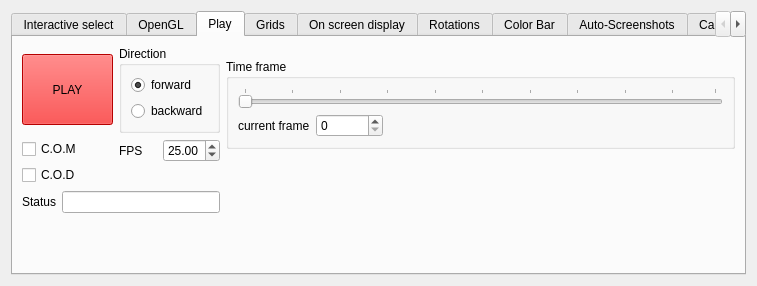
This is src/formoptions.ui in jcldc/glnemo2 as Qt 5 draws it before an edit. The edited form follows.
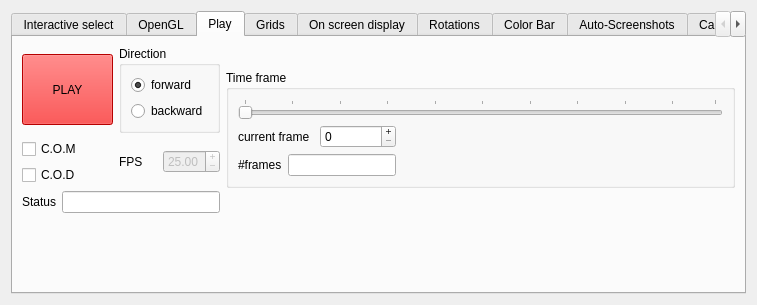
This is the edited form. Icons and pictures are not drawn.

```diff
--- a/src/formoptions.ui
+++ b/src/formoptions.ui
@@ -2123,7 +2123,7 @@
          </layout>
         </widget>
        </item>
-       <item row="0" column="2" rowspan="2">
+       <item row="0" column="2" rowspan="3">
         <widget class="QGroupBox" name="frame_box">
          <property name="sizePolicy">
           <sizepolicy hsizetype="Expanding" vsizetype="Maximum">
@@ -2186,6 +2186,9 @@
                 <height>19</height>
                </size>
               </property>
+              <property name="buttonSymbols">
+               <enum>QAbstractSpinBox::PlusMinus</enum>
+              </property>
               <property name="maximum">
                <number>999999</number>
               </property>
@@ -2206,10 +2209,76 @@
             </property>
            </spacer>
           </item>
+          <item row="2" column="0">
+           <layout class="QHBoxLayout" name="horizontalLayout_18">
+            <item>
+             <widget class="QLabel" name="label_27">
+              <property name="sizePolicy">
+               <sizepolicy hsizetype="Minimum" vsizetype="Preferred">
+                <horstretch>0</horstretch>
+                <verstretch>0</verstretch>
+               </sizepolicy>
+              </property>
+              <property name="text">
+               <string>#frames</string>
+              </property>
+             </widget>
+            </item>
+            <item>
+             <widget class="QLineEdit" name="frame_max">
+              <property name="sizePolicy">
+               <sizepolicy hsizetype="Minimum" vsizetype="Preferred">
+                <horstretch>0</horstretch>
+                <verstretch>0</verstretch>
+               </sizepolicy>
+              </property>
+              <property name="minimumSize">
+               <size>
+                <width>0</width>
+                <height>19</height>
+               </size>
+              </property>
+              <property name="readOnly">
+               <bool>true</bool>
+              </property>
+             </widget>
+            </item>
+           </layout>
+          </item>
          </layout>
         </widget>
        </item>
-       <item row="1" column="0" rowspan="2">
+       <item row="1" column="1">
+        <layout class="QHBoxLayout" name="horizontalLayout_5">
+         <item>
+          <widget class="QLabel" name="label_10">
+           <property name="toolTip">
+            <string>Frame per second</string>
+           </property>
+           <property name="text">
+            <string>FPS</string>
+           </property>
+          </widget>
+         </item>
+         <item>
+          <widget class="QDoubleSpinBox" name="fps">
+           <property name="enabled">
+            <bool>false</bool>
+           </property>
+           <property name="toolTip">
+            <string>Frame per second</string>
+           </property>
+           <property name="buttonSymbols">
+            <enum>QAbstractSpinBox::PlusMinus</enum>
+           </property>
+           <property name="value">
+            <double>25.000000000000000</double>
+           </property>
+          </widget>
+         </item>
+        </layout>
+       </item>
+       <item row="1" column="0">
         <layout class="QGridLayout" name="gridLayout_39">
          <item row="0" column="0">
           <widget class="QCheckBox" name="com">
@@ -2234,47 +2303,7 @@
          </item>
         </layout>
        </item>
-       <item row="1" column="1">
-        <layout class="QHBoxLayout" name="horizontalLayout_5">
-         <item>
-          <widget class="QLabel" name="label_10">
-           <property name="toolTip">
-            <string>Frame per second</string>
-           </property>
-           <property name="text">
-            <string>FPS</string>
-           </property>
-          </widget>
-         </item>
-         <item>
-          <widget class="QDoubleSpinBox" name="fps">
-           <property name="toolTip">
-            <string>Frame per second</string>
-           </property>
-           <property name="value">
-            <double>25.000000000000000</double>
-           </property>
-          </widget>
-         </item>
-        </layout>
-       </item>
-       <item row="2" column="2" rowspan="3">
-        <spacer name="verticalSpacer_27">
-         <property name="orientation">
-          <enum>Qt::Vertical</enum>
-         </property>
-         <property name="sizeType">
-          <enum>QSizePolicy::MinimumExpanding</enum>
-         </property>
-         <property name="sizeHint" stdset="0">
-          <size>
-           <width>18</width>
-           <height>68</height>
-          </size>
-         </property>
-        </spacer>
-       </item>
-       <item row="3" column="0" colspan="2">
+       <item row="2" column="0" colspan="2">
         <layout class="QHBoxLayout" name="horizontalLayout_6">
          <item>
           <widget class="QLabel" name="label_11">
@@ -2288,7 +2317,7 @@
          </item>
         </layout>
        </item>
-       <item row="4" column="0">
+       <item row="3" column="0">
         <spacer name="verticalSpacer_5">
          <property name="orientation">
           <enum>Qt::Vertical</enum>
@@ -2304,6 +2333,22 @@
          </property>
         </spacer>
        </item>
+       <item row="3" column="2">
+        <spacer name="verticalSpacer_27">
+         <property name="orientation">
+          <enum>Qt::Vertical</enum>
+         </property>
+         <property name="sizeType">
+          <enum>QSizePolicy::MinimumExpanding</enum>
+         </property>
+         <property name="sizeHint" stdset="0">
+          <size>
+           <width>18</width>
+           <height>68</height>
+          </size>
+         </property>
+        </spacer>
+       </item>
       </layout>
      </widget>
      <widget class="QWidget" name="tab">
```
Left out of the diff: 19 changed lines with no effect on the pictures.
